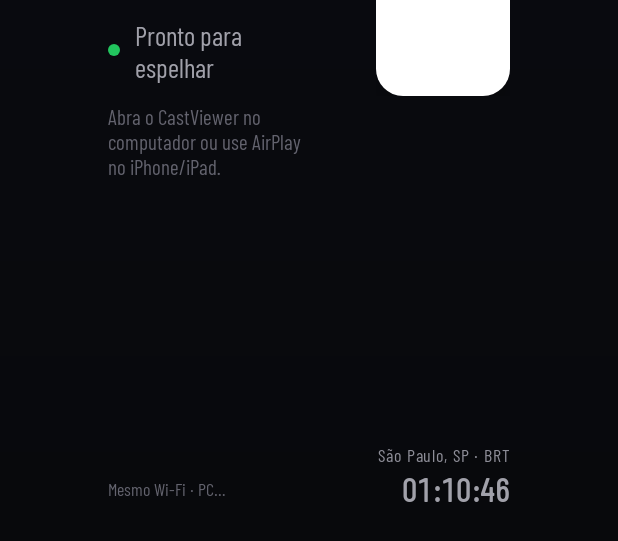
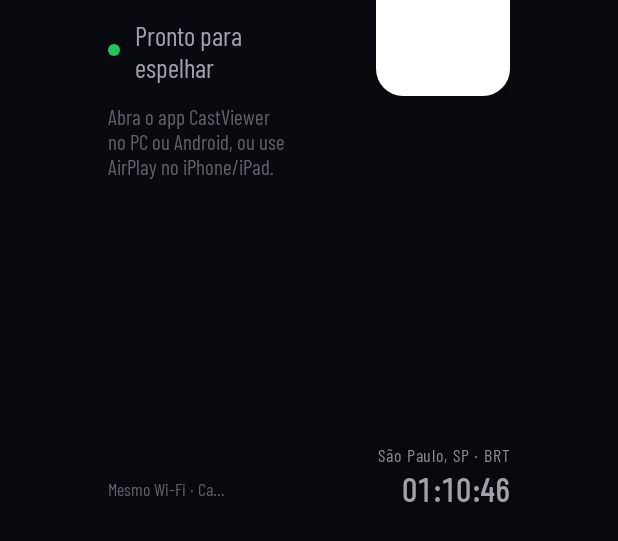
Before and after one commit to EduardoCoura/castviewer, an Android app: the layout activity_main.xml on its own in the app's theme, with its tools: preview values and no code run, on a phone screen of 412 x 824 dp. Shown: the part 688-1229 px from the top of the screen. Run offline under Robolectric (Android 15) with nearby library versions, the phone set to English and light mode, and no system bars; plain views replace SurfaceViewRenderer.

Commit message:
Mention CastViewer Android app compatibility on Fire TV home screen

```diff
--- a/firestick-app/app/src/main/res/values/strings.xml
+++ b/firestick-app/app/src/main/res/values/strings.xml
@@ -8,8 +8,8 @@
 
     <!-- Apple TV / AirPlay Minimalist Waiting Screen -->
     <string name="status_ready_prefix">Pronto para espelhar · %1$s</string>
-    <string name="hint_start_computer">Abra o CastViewer no computador ou use AirPlay no iPhone/iPad.</string>
-    <string name="quick_guide_banner">Mesmo Wi-Fi · PC/Linux via CastViewer ou iPhone/iPad via AirPlay</string>
+    <string name="hint_start_computer">Abra o app CastViewer no PC ou Android, ou use AirPlay no iPhone/iPad.</string>
+    <string name="quick_guide_banner">Mesmo Wi-Fi · CastViewer (PC/Android) ou AirPlay (iPhone/iPad)</string>
     <string name="airplay_hud_title">AirPlay • iPhone/iPad</string>
     <string name="airplay_pin_message">PIN AirPlay: %1$s</string>
     <string name="qr_code_desc">Código QR de pareamento CastViewer</string>
```
